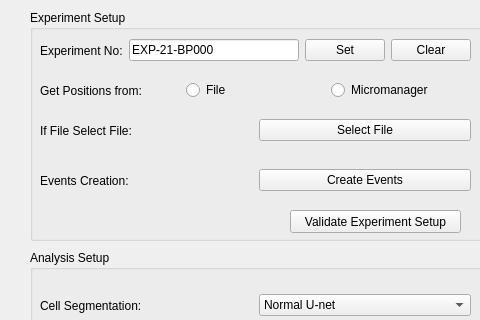
First picture: the form in narsil/liverun/ui/setupWindow.ui, repository karempudi/narsil, before the edit; both pictures show x 0 to 480 and y 0 to 320 of the 594 by 593 pixel window.
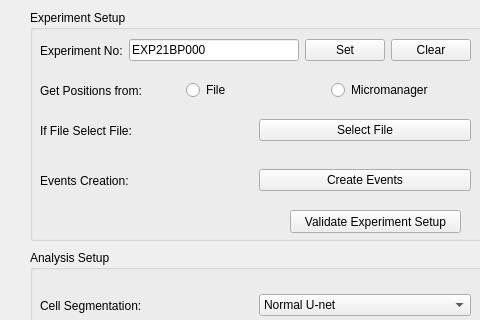
Second picture: the form after the edit.

```diff
--- a/narsil/liverun/ui/setupWindow.ui
+++ b/narsil/liverun/ui/setupWindow.ui
@@ -46,7 +46,7 @@
       <item>
        <widget class="QLineEdit" name="exptNoText">
         <property name="text">
-         <string>EXP-21-BP000</string>
+         <string>EXP21BP000</string>
         </property>
        </widget>
       </item>
```
